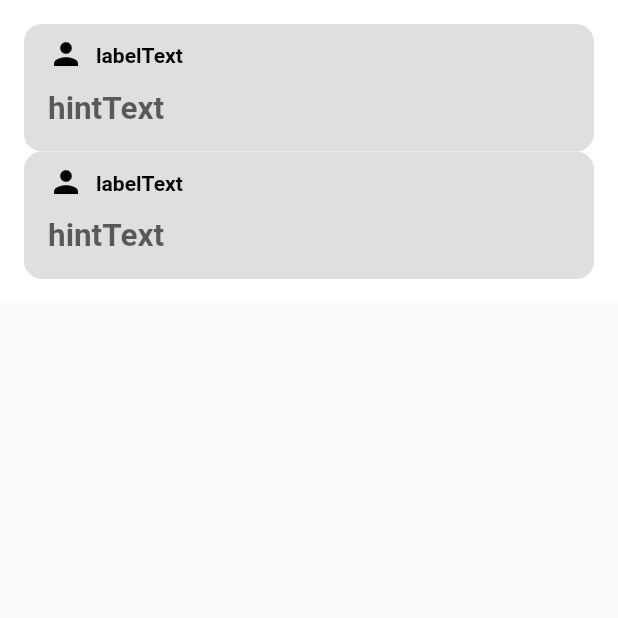
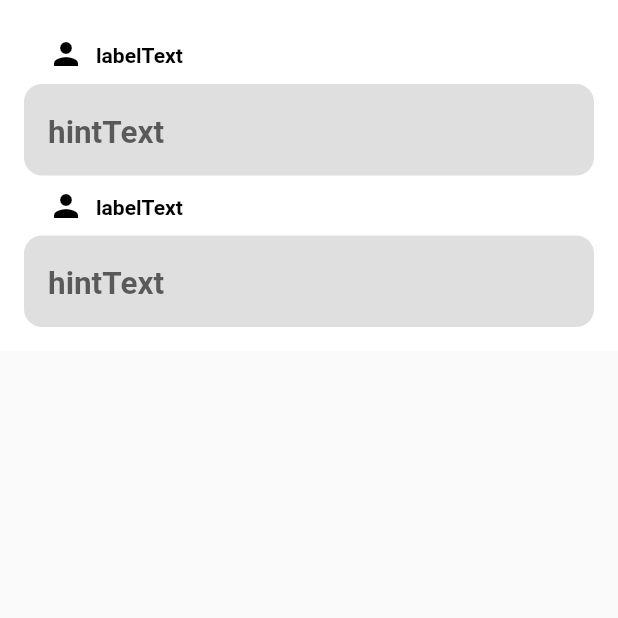
Before and after one commit to qkrwnstlr/kumoh_school_bus, a Flutter app: the screen it shows after launch, on a phone screen of 412 x 824 dp, the top half of it. Run offline on Flutter 3.47's test engine with Material 2 defaults, Android fonts, the phone set to English and light mode, and no system bars; our stand-ins replace flutter_dotenv.

Commit message:
design : edit titled text form and change central outlined button size

```diff
--- a/lib/theme/size_theme.dart
+++ b/lib/theme/size_theme.dart
@@ -18,7 +18,7 @@ class SizeTheme {
   static const double textMiniSize = 10.5;
   static const double textHeight = 1.4;
 
-  static const Size outlinedButtonSize = Size.fromHeight(textLargeSize * 3);
+  static const Size outlinedButtonSize = Size.fromHeight(textLargeSize * 2);
   static const Size outlinedSmallButtonSize = Size(textMiddleSize, textMiddleSize);
   static const Size textButtonSize = Size.fromHeight(textSmallSize);
 }
--- a/lib/view/common/titled_text_form.dart
+++ b/lib/view/common/titled_text_form.dart
@@ -24,7 +24,32 @@ class TitledTextFormField extends StatelessWidget {
 
   @override
   Widget build(BuildContext context) {
-    return Container(
+    return Column(
+      mainAxisSize: MainAxisSize.min,
+      children: [
+        Padding(
+          padding: const EdgeInsets.symmetric(
+            vertical: SizeTheme.paddingMiddleSize,
+            horizontal: SizeTheme.paddingLargeSize,
+          ),
+          child: Row(
+            children: [
+              Icon(
+                prefixIcon,
+                size: SizeTheme.iconMiddleSize,
+                color: ColorTheme.itemSubColor,
+              ),
+              const SizedBox(
+                width: SizeTheme.paddingMiddleSize,
+              ),
+              Text(
+                labelText ?? "",
+                style: TextStyleTheme.textMainStyleSmall,
+              ),
+            ],
+          ),
+        ),
+        Container(
           decoration: BoxDecoration(
             color: ColorTheme.backgroundSubColor,
             borderRadius: BorderRadius.circular(SizeTheme.borderRadiusSize),
@@ -34,24 +59,7 @@ class TitledTextFormField extends StatelessWidget {
               vertical: SizeTheme.paddingMiddleSize,
               horizontal: SizeTheme.paddingLargeSize,
             ),
-        child: Column(
-          mainAxisSize: MainAxisSize.min,
-          children: [
-            Row(
-              children: [
-                Icon(
-                  prefixIcon,
-                  size: SizeTheme.iconMiddleSize,
-                  color: ColorTheme.itemSubColor,
-                ),
-                const SizedBox(width: SizeTheme.paddingMiddleSize,),
-                Text(
-                  labelText ?? "",
-                  style: TextStyleTheme.textMainStyleSmall,
-                ),
-              ],
-            ),
-            TextFormField(
+            child: TextFormField(
               controller: controller,
               validator: validator,
               cursorColor: ColorTheme.backgroundSubColor,
@@ -66,9 +74,9 @@ class TitledTextFormField extends StatelessWidget {
                 border: InputBorder.none,
               ),
             ),
-          ],
           ),
         ),
+      ],
     );
   }
 }
```
Lines whose indentation alone changed are shown as unchanged.
